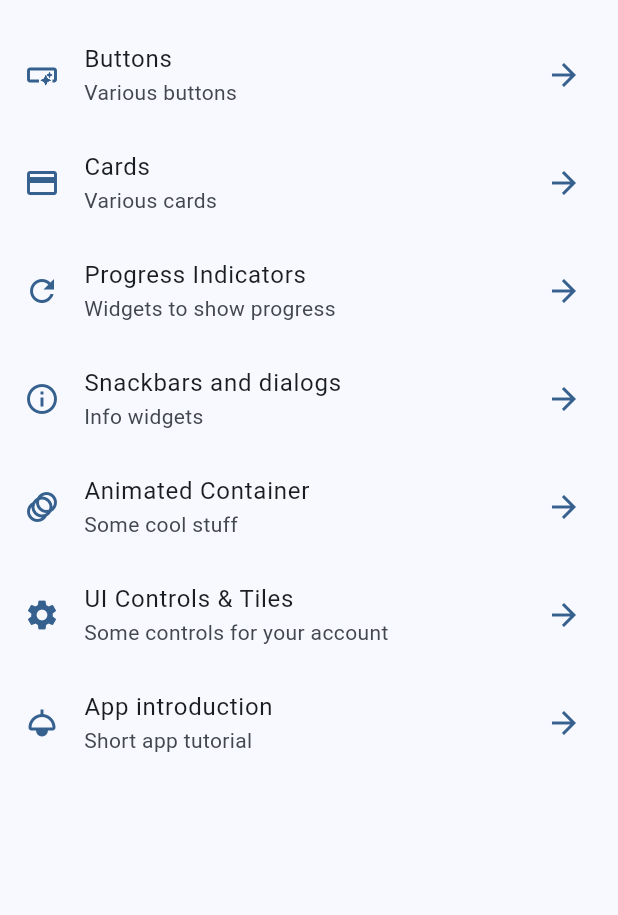
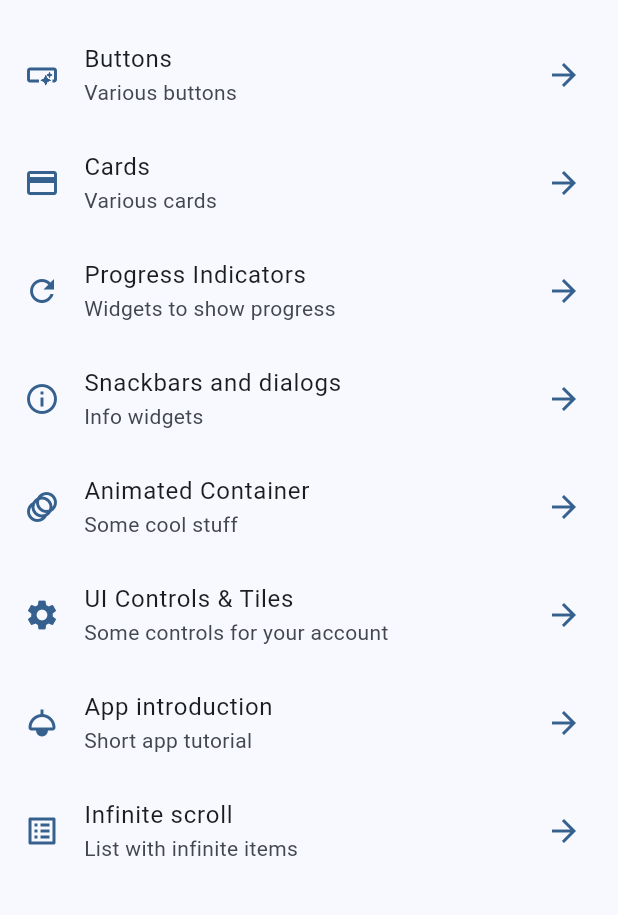
Before and after one commit to ProgramadorIV/Simple-flutter-app, a Flutter app: the screen it shows after launch, on a phone screen of 412 x 824 dp, the part 63-978 px from its top. Run offline on Flutter 3.47's test engine with Material 2 defaults, Android fonts, the phone set to English and light mode, and no system bars; our stand-ins replace go_router.

Commit message:
route added

```diff
--- a/lib/config/menu/menu_item.dart
+++ b/lib/config/menu/menu_item.dart
@@ -57,4 +57,10 @@ const appMenuItems = <MenuItem>[
     link: '/tutorial',
     icon: Icons.light,
   ),
+  MenuItem(
+    title: 'Infinite scroll',
+    subTitle: 'List with infinite items',
+    link: '/infinite-scroll',
+    icon: Icons.list_alt_outlined,
+  ),
 ];
--- a/lib/config/routing/app_router.dart
+++ b/lib/config/routing/app_router.dart
@@ -44,5 +44,10 @@ final appRouter = GoRouter(
       name: AppTutorialScreen.name,
       builder: (context, state) => const AppTutorialScreen(),
     ),
+    GoRoute(
+      path: '/infinite-scroll',
+      name: InfiniteScrollScreen.name,
+      builder: (context, state) => const InfiniteScrollScreen(),
+    ),
   ],
 );
```
